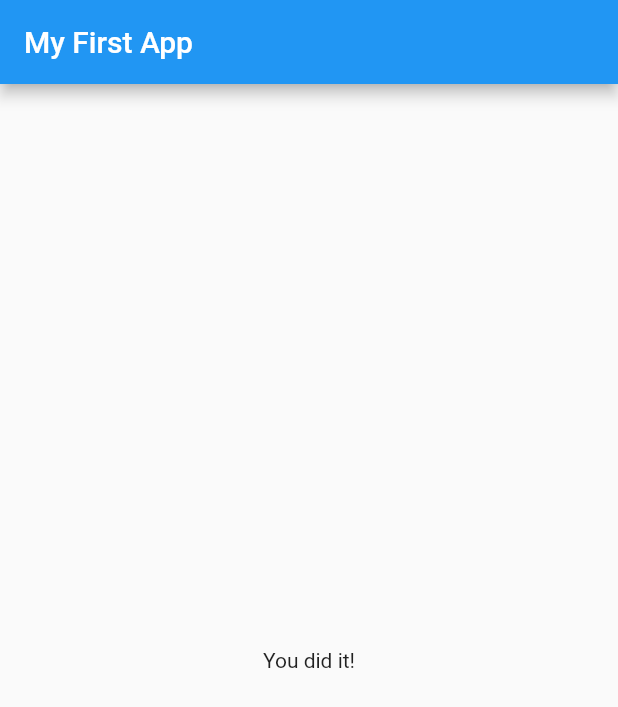
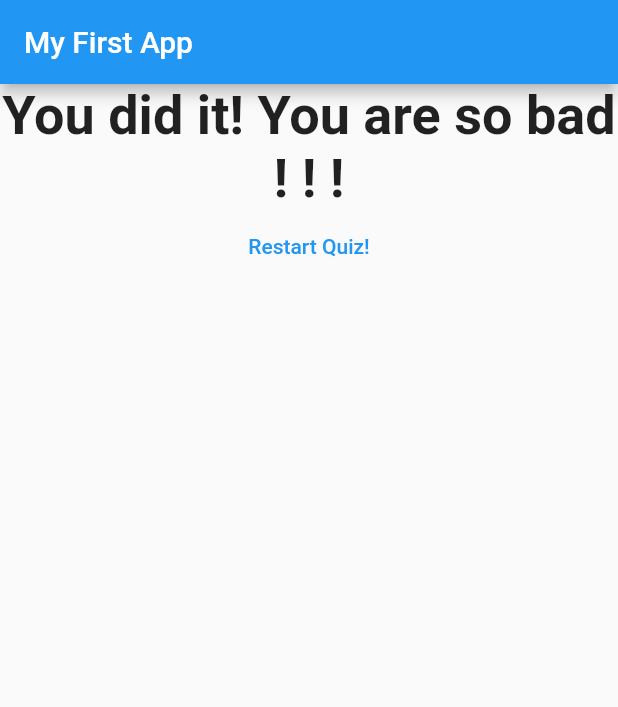
Before and after one commit to VladoDev03/flutter-udemy, a Flutter app: the screen it shows after launch, after a tap on "Blue", after a tap on "Cat", after a tap on "C#", on a phone screen of 412 x 824 dp. Shown: the top 707 px of the screen. Run offline on Flutter 3.47's test engine with Material 2 defaults, Android fonts, the phone set to English and light mode, and no system bars.

Commit message:
Finished section two.

```diff
--- a/first_app/lib/answer.dart
+++ b/first_app/lib/answer.dart
@@ -11,6 +11,7 @@ class Answer extends StatelessWidget {
     return Container(
       width: double.infinity,
       child: ElevatedButton(
+        // style: ElevatedButton.styleFrom(backgroundColor: Colors.blue, foregroundColor: Colors.white,)
         style: ButtonStyle(
           backgroundColor: MaterialStateProperty.all(Colors.blue),
           foregroundColor: MaterialStateProperty.all(Colors.white),
--- a/first_app/lib/main.dart
+++ b/first_app/lib/main.dart
@@ -1,7 +1,7 @@
 import 'package:flutter/material.dart';
 
-import './question.dart';
-import 'answer.dart';
+import './quiz.dart';
+import './result.dart';
 
 void main() {
   runApp(MyApp());
@@ -17,34 +17,59 @@ class MyApp extends StatefulWidget {
 
 class _MyAppState extends State<MyApp> {
   int _questionIndex = 0;
+  int _totalScore = 0;
 
-  final questions = const [
+  final _questions = const [
     {
       'questionText': 'What\'s your favorite color?',
-      'answers': ['Blue', 'Green', 'Red', 'Yellow']
+      'answers': [
+        {'text': 'Blue', 'score': 10},
+        {'text': 'Green', 'score': 5},
+        {'text': 'Red', 'score': 7},
+        {'text': 'Yellow', 'score': 2}
+      ]
     },
     {
       'questionText': 'What\'s your favorite animal?',
-      'answers': ['Dog', 'Cat', 'Mouse']
+      'answers': [
+        {'text': 'Dog', 'score': 5},
+        {'text': 'Cat', 'score': 10},
+        {'text': 'Mouse', 'score': 1}
+      ]
     },
     {
       'questionText': 'What\'s your favorite programming language?',
-      'answers': ['C#', 'JavaScript', 'Dart', 'Kotlin', 'C++']
+      'answers': [
+        {'text': 'C#', 'score': 10},
+        {'text': 'JavaScript', 'score': 8},
+        {'text': 'Dart', 'score': 2},
+        {'text': 'Kotlin', 'score': 4},
+        {'text': 'C++', 'score': 6}
+      ]
     },
   ];
 
-  void _answerQuestion() {
+  void _answerQuestion(int score) {
+    _totalScore += score;
+
     setState(() {
       _questionIndex = _questionIndex + 1;
     });
 
-    if (_questionIndex < questions.length) {
+    if (_questionIndex < _questions.length) {
       print('We have more questions!');
     } else {
       print('No more questions left!');
     }
 
     // print('Answer 1 chosen!');
+  }
+
+  void _resetQuiz() {
+    setState(() {
+      _questionIndex = 0;
+      _totalScore = 0;
+    });
   }
 
   @override
@@ -54,35 +79,13 @@ class _MyAppState extends State<MyApp> {
         appBar: AppBar(
           title: const Text('My First App'),
         ),
-        body: _questionIndex < questions.length
-            ? Column(
-                children: [
-                  // ElevatedButton(
-                  //   onPressed: _answerQuestion,
-                  //   child: const Text('Answer 1'),
-                  // ),
-                  // ElevatedButton(
-                  //   onPressed: () => print("Answer 2 chosen!"),
-                  //   child: const Text('Answer 2'),
-                  // ),
-                  // ElevatedButton(
-                  //   onPressed: () {
-                  //     print("Answer 3 chosen!");
-                  //   },
-                  //   child: const Text('Answer 3'),
-                  // ),
-                  Question(
-                    questions[_questionIndex]['questionText'] as String,
-                  ),
-                  ...(questions[_questionIndex]['answers'] as List<String>)
-                      .map((answer) {
-                    return Answer(_answerQuestion, answer);
-                  }).toList()
-                ],
+        body: _questionIndex < _questions.length
+            ? Quiz(
+                answerQuestion: _answerQuestion,
+                questionIndex: _questionIndex,
+                questions: _questions,
               )
-            : Center(
-                child: Text('You did it!'),
-              ),
+            : Result(_totalScore, _resetQuiz),
       ),
     );
   }
--- /dev/null
+++ b/first_app/lib/quiz.dart
@@ -0,0 +1,46 @@
+import 'package:first_app/question.dart';
+import 'package:flutter/material.dart';
+
+import 'answer.dart';
+
+class Quiz extends StatelessWidget {
+  final int? questionIndex;
+  final List<Map<String, Object>>? questions;
+  final Function? answerQuestion;
+
+  const Quiz(
+      {required this.questions,
+      required this.answerQuestion,
+      required this.questionIndex});
+
+  @override
+  Widget build(BuildContext context) {
+    return Column(
+      children: [
+        // ElevatedButton(
+        //   onPressed: _answerQuestion,
+        //   child: const Text('Answer 1'),
+        // ),
+        // ElevatedButton(
+        //   onPressed: () => print("Answer 2 chosen!"),
+        //   child: const Text('Answer 2'),
+        // ),
+        // ElevatedButton(
+        //   onPressed: () {
+        //     print("Answer 3 chosen!");
+        //   },
+        //   child: const Text('Answer 3'),
+        // ),
+        Question(
+          questions![questionIndex as int]['questionText'] as String,
+        ),
+        ...(questions![questionIndex as int]['answers']
+                as List<Map<String, Object>>)
+            .map((answer) {
+          return Answer(
+              () => answerQuestion!(answer['score']), answer['text'] as String);
+        }).toList()
+      ],
+    );
+  }
+}
--- /dev/null
+++ b/first_app/lib/result.dart
@@ -0,0 +1,48 @@
+import 'package:flutter/material.dart';
+
+class Result extends StatelessWidget {
+  final int resultScore;
+  final VoidCallback resetHandler;
+
+  Result(this.resultScore, this.resetHandler);
+
+  String get resultPhrase {
+    String resultText = 'You did it! ';
+
+    if (resultScore <= 8) {
+      resultText += 'You are awesome and innocent!';
+    } else if (resultScore <= 12) {
+      resultText += 'Pretty likeable';
+    } else if (resultScore <= 16) {
+      resultText += 'You are . . . strange?!';
+    } else {
+      resultText += 'You are so bad ! ! !';
+    }
+
+    return resultText;
+  }
+
+  @override
+  Widget build(BuildContext context) {
+    return Center(
+        child: Column(
+      children: <Widget>[
+        Text(
+          resultPhrase,
+          style: const TextStyle(
+            fontSize: 36,
+            fontWeight: FontWeight.bold,
+          ),
+          textAlign: TextAlign.center,
+        ),
+        TextButton(
+          onPressed: resetHandler,
+          style: TextButton.styleFrom(foregroundColor: Colors.blue),
+          child: const Text(
+            'Restart Quiz!',
+          ),
+        )
+      ],
+    ));
+  }
+}
```
